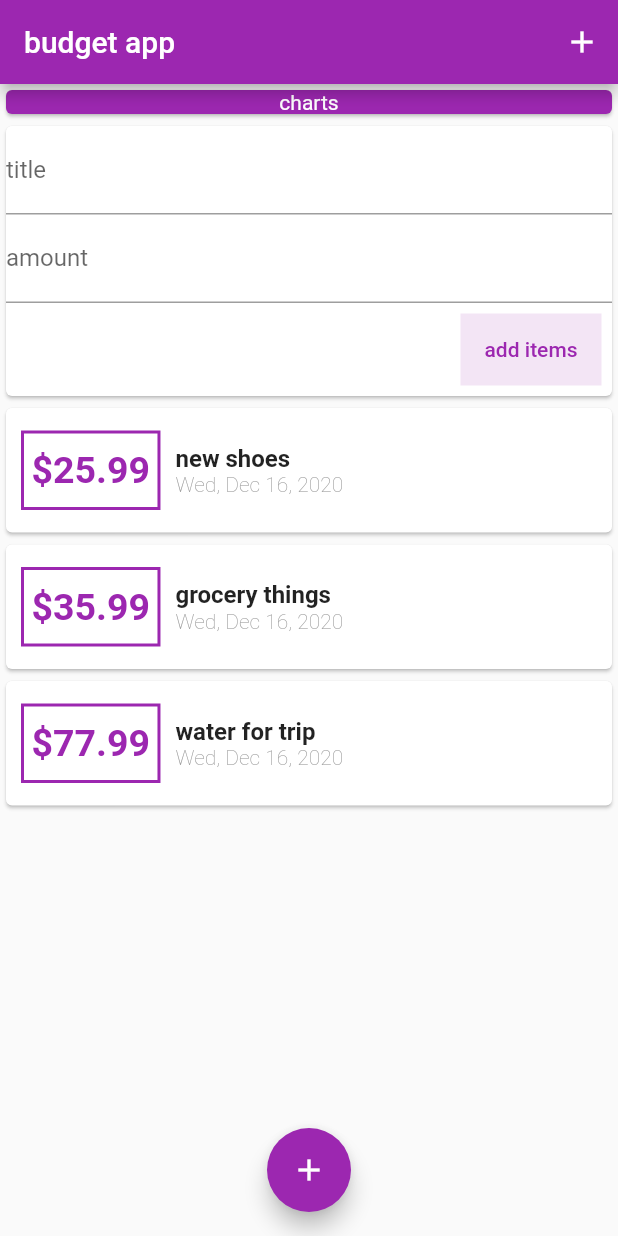
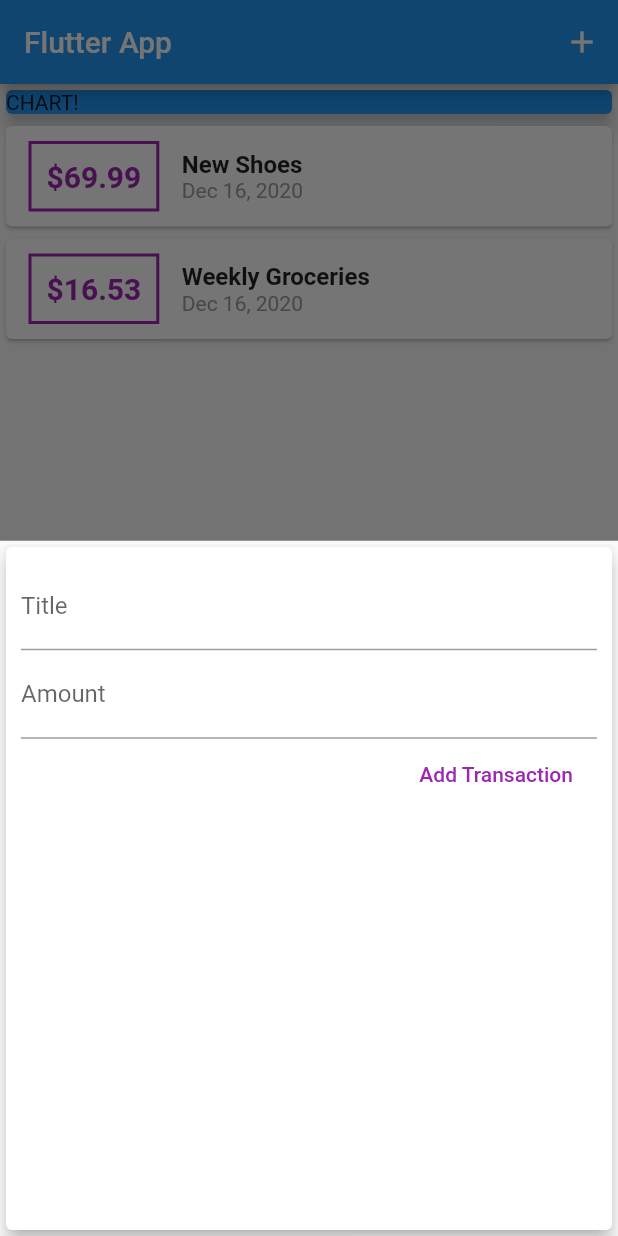
Before and after one commit to mxm5/mx_purple_charts, a Flutter app: the screen it shows after launch, after a tap on the "add" icon, on a phone screen of 412 x 824 dp. Run offline on Flutter 3.47's test engine with Material 2 defaults, Android fonts, the phone set to English and light mode, and no system bars.

Commit message:
burrowed max's code since i killed myself to solve that error but we will see

```diff
--- a/lib/input_widgets/input_widget.dart
+++ /dev/null
@@ -1,67 +0,0 @@
-import 'dart:math';
-
-import 'package:flutter/material.dart';
-import 'package:grocery_app_flutter/transaction.dart';
-
-class InputWidget extends StatelessWidget {
-  final titleInputController = TextEditingController();
-  final amountInputController = TextEditingController();
-  final Function addTransaction;
-
-  InputWidget({this.addTransaction});
-
-  void submitTrnxn() {
-    var amount = double.parse(amountInputController.text);
-    var title = titleInputController.text;
-
-    if (amount <= 0 || title.isEmpty || amount > 1000000000) {
-      return;
-    }
-
-    addTransaction(Transaction(
-        amount: amount,
-        date: DateTime.now(),
-        id: DateTime.now().toString(),
-        title: title));
-  }
-
-  @override
-  Widget build(BuildContext context) {
-    return Card(
-      child: Column(
-        crossAxisAlignment: CrossAxisAlignment.end,
-        children: [
-          TextField(
-            controller: titleInputController,
-            onSubmitted: (_) => submitTrnxn(),
-            cursorColor: Colors.purple,
-            decoration: InputDecoration(
-              labelText: 'title',
-            ),
-          ),
-          TextField(
-            cursorColor: Colors.purple,
-            controller: amountInputController,
-            keyboardType: TextInputType.number,
-            onSubmitted: (_) => submitTrnxn(),
-            decoration: InputDecoration(
-              labelText: 'amount',
-            ),
-          ),
-          Container(
-            margin: EdgeInsets.all(7),
-            color: Colors.purple[50],
-            child: FlatButton(
-                onPressed: submitTrnxn,
-                child: Text(
-                  'add items',
-                  style: TextStyle(
-                    color: Colors.purple,
-                  ),
-                )),
-          )
-        ],
-      ),
-    );
-  }
-}
--- a/lib/input_widgets/list_state.dart
+++ /dev/null
@@ -1,50 +0,0 @@
-import 'package:flutter/material.dart';
-import 'package:grocery_app_flutter/input_widgets/input_widget.dart';
-import 'package:grocery_app_flutter/input_widgets/list_widget.dart';
-
-import '../transaction.dart';
-
-class ListOfItems extends StatefulWidget {
-  @override
-  _ListOfItemsState createState() => _ListOfItemsState();
-}
-
-class _ListOfItemsState extends State<ListOfItems> {
-  final List<Transaction> _transactions = [
-    Transaction(
-        amount: 25.99,
-        date: DateTime.now(),
-        id: 'Hxl352lvz',
-        title: 'new shoes'),
-    Transaction(
-        amount: 35.99,
-        date: DateTime.now(),
-        id: 'xnjr353',
-        title: 'grocery things'),
-    Transaction(
-        amount: 77.99,
-        date: DateTime.now(),
-        id: 'fnkj30789',
-        title: 'water for trip')
-  ];
-
-  void _addTransaction(Transaction addedTransaction) {
-    setState(() {
-      _transactions.add(addedTransaction);
-    });
-  }
-
-  @override
-  Widget build(BuildContext context) {
-    return Column(
-      children: [
-        InputWidget(
-          addTransaction: _addTransaction,
-        ),
-        ListWidget(
-          transactions: _transactions,
-        ),
-      ],
-    );
-  }
-}
--- a/lib/main.dart
+++ b/lib/main.dart
@@ -1,48 +1,103 @@
-import 'dart:math';
-import 'package:grocery_app_flutter/input_widgets/list_state.dart';
-import 'package:intl/intl.dart';
 import 'package:flutter/material.dart';
-import 'package:grocery_app_flutter/transaction.dart';
 
-void main() {
-  runApp(MyApp());
-}
+import './widgets/new_transaction.dart';
+import './widgets/transaction_list.dart';
+import './models/transaction.dart';
+
+void main() => runApp(MyApp());
 
 class MyApp extends StatelessWidget {
   @override
   Widget build(BuildContext context) {
     return MaterialApp(
-      title: 'Flutter Demo',
-      theme: ThemeData(
-        primarySwatch: Colors.purple,
-        visualDensity: VisualDensity.adaptivePlatformDensity,
+      title: 'Flutter App',
+      home: MyHomePage(),
+    );
+  }
+}
+
+class MyHomePage extends StatefulWidget {
+  // String titleInput;
+  // String amountInput;
+  @override
+  _MyHomePageState createState() => _MyHomePageState();
+}
+
+class _MyHomePageState extends State<MyHomePage> {
+  final List<Transaction> _userTransactions = [
+    Transaction(
+      id: 't1',
+      title: 'New Shoes',
+      amount: 69.99,
+      date: DateTime.now(),
+    ),
+    Transaction(
+      id: 't2',
+      title: 'Weekly Groceries',
+      amount: 16.53,
+      date: DateTime.now(),
+    ),
+  ];
+
+  void _addNewTransaction(String txTitle, double txAmount) {
+    final newTx = Transaction(
+      title: txTitle,
+      amount: txAmount,
+      date: DateTime.now(),
+      id: DateTime.now().toString(),
+    );
+
+    setState(() {
+      _userTransactions.add(newTx);
+    });
+  }
+
+  void _startAddNewTransaction(BuildContext ctx) {
+    showModalBottomSheet(
+      context: ctx,
+      builder: (_) {
+        return GestureDetector(
+          onTap: () {},
+          child: NewTransaction(_addNewTransaction),
+          behavior: HitTestBehavior.opaque,
+        );
+      },
+    );
+  }
+
+  @override
+  Widget build(BuildContext context) {
+    return Scaffold(
+      appBar: AppBar(
+        title: Text('Flutter App'),
+        actions: <Widget>[
+          IconButton(
+            icon: Icon(Icons.add),
+            onPressed: () => _startAddNewTransaction(context),
+          ),
+        ],
       ),
-      home: Scaffold(
-        floatingActionButtonLocation: FloatingActionButtonLocation.centerFloat,
-        floatingActionButton: FloatingActionButton(
-          child: Icon(Icons.add),
-          onPressed: () {},
+      body: SingleChildScrollView(
+        child: Column(
+          // mainAxisAlignment: MainAxisAlignment.start,
+          crossAxisAlignment: CrossAxisAlignment.stretch,
+          children: <Widget>[
+            Container(
+              width: double.infinity,
+              child: Card(
+                color: Colors.blue,
+                child: Text('CHART!'),
+                elevation: 5,
+              ),
+            ),
+            TransactionList(_userTransactions),
+          ],
         ),
-        appBar: AppBar(
-          title: Text('budget app'),
-          actions: [IconButton(icon: Icon(Icons.add), onPressed: () {})],
-        ),
-        body: SingleChildScrollView(
-          child: Column(
-            crossAxisAlignment: CrossAxisAlignment.stretch,
-            children: [
-              Card(
-                child: Text(
-                  'charts',
-                  textAlign: TextAlign.center,
-                  style: TextStyle(color: Colors.white),
-                ),
-                color: Colors.purple,
-              ),
-              ListOfItems(),
-            ],
-          ),
-        ),
+      ),
+      floatingActionButtonLocation: FloatingActionButtonLocation.centerFloat,
+      floatingActionButton: FloatingActionButton(
+        child: Icon(Icons.add),
+        onPressed: () => _startAddNewTransaction(context),
       ),
     );
   }
--- /dev/null
+++ b/lib/models/transaction.dart
@@ -0,0 +1,15 @@
+import 'package:flutter/foundation.dart';
+
+class Transaction {
+  final String id;
+  final String title;
+  final double amount;
+  final DateTime date;
+
+  Transaction({
+    @required this.id,
+    @required this.title,
+    @required this.amount,
+    @required this.date,
+  });
+}
--- a/lib/transaction.dart
+++ /dev/null
@@ -1,13 +0,0 @@
-import 'package:flutter/foundation.dart';
-
-class Transaction {
-  final String id;
-  final String title;
-  final DateTime date;
-  final double amount;
-  Transaction(
-      {@required this.amount,
-      @required this.date,
-      @required this.id,
-      @required this.title});
-}
--- /dev/null
+++ b/lib/widgets/new_transaction.dart
@@ -0,0 +1,58 @@
+import 'package:flutter/material.dart';
+
+class NewTransaction extends StatelessWidget {
+  final Function addTx;
+  final titleController = TextEditingController();
+  final amountController = TextEditingController();
+
+  NewTransaction(this.addTx);
+
+  void submitData() {
+    final enteredTitle = titleController.text;
+    final enteredAmount = double.parse(amountController.text);
+
+    if (enteredTitle.isEmpty || enteredAmount <= 0) {
+      return;
+    }
+
+    addTx(
+      enteredTitle,
+      enteredAmount,
+    );
+  }
+
+  @override
+  Widget build(BuildContext context) {
+    return Card(
+      elevation: 5,
+      child: Container(
+        padding: EdgeInsets.all(10),
+        child: Column(
+          crossAxisAlignment: CrossAxisAlignment.end,
+          children: <Widget>[
+            TextField(
+              decoration: InputDecoration(labelText: 'Title'),
+              controller: titleController,
+              onSubmitted: (_) => submitData(),
+              // onChanged: (val) {
+              //   titleInput = val;
+              // },
+            ),
+            TextField(
+              decoration: InputDecoration(labelText: 'Amount'),
+              controller: amountController,
+              keyboardType: TextInputType.number,
+              onSubmitted: (_) => submitData(),
+              // onChanged: (val) => amountInput = val,
+            ),
+            FlatButton(
+              child: Text('Add Transaction'),
+              textColor: Colors.purple,
+              onPressed: submitData,
+            ),
+          ],
+        ),
+      ),
+    );
+  }
+}
--- a/lib/input_widgets/list_widget.dart
+++ b/lib/widgets/transaction_list.dart
@@ -1,29 +1,26 @@
 import 'package:flutter/material.dart';
 import 'package:intl/intl.dart';
 
-import '../transaction.dart';
+import '../models/transaction.dart';
 
-class ListWidget extends StatelessWidget {
+class TransactionList extends StatelessWidget {
   final List<Transaction> transactions;
 
-  ListWidget({this.transactions});
+  TransactionList(this.transactions);
+
   @override
   Widget build(BuildContext context) {
     return Container(
       height: 300,
       child: ListView.builder(
-        itemBuilder: (cx, i) {
+        itemBuilder: (ctx, index) {
           return Card(
             child: Row(
-              children: [
+              children: <Widget>[
                 Container(
                   margin: EdgeInsets.symmetric(
-                    horizontal: 10,
-                    vertical: 15,
-                  ),
-                  padding: EdgeInsets.symmetric(
-                    horizontal: 5,
                     vertical: 10,
+                    horizontal: 15,
                   ),
                   decoration: BoxDecoration(
                     border: Border.all(
@@ -31,31 +28,34 @@ class ListWidget extends StatelessWidget {
                       width: 2,
                     ),
                   ),
+                  padding: EdgeInsets.all(10),
                   child: Text(
-                    '\$' + transactions[i].amount.toStringAsFixed(2),
+                    '\$${transactions[index].amount.toStringAsFixed(2)}',
                     style: TextStyle(
-                        color: Colors.purple,
-                        fontWeight: FontWeight.bold,
-                        fontSize: 25),
+                      fontWeight: FontWeight.bold,
+                      fontSize: 20,
+                      color: Colors.purple,
+                    ),
                   ),
                 ),
                 Column(
                   crossAxisAlignment: CrossAxisAlignment.start,
-                  children: [
+                  children: <Widget>[
                     Text(
-                      transactions[i].title,
+                      transactions[index].title,
                       style: TextStyle(
                         fontSize: 16,
                         fontWeight: FontWeight.bold,
                       ),
                     ),
                     Text(
-                      DateFormat.yMMMEd().format(transactions[i].date),
+                      DateFormat.yMMMd().format(transactions[index].date),
                       style: TextStyle(
-                          color: Colors.grey, fontWeight: FontWeight.w100),
+                        color: Colors.grey,
+                      ),
                     ),
                   ],
-                )
+                ),
               ],
             ),
           );
```
